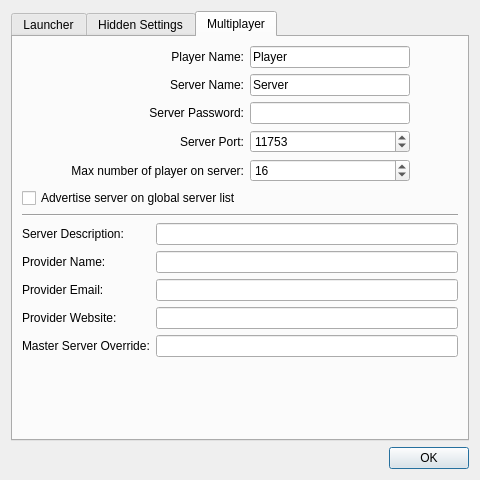
Before: the Qt Designer form configuration.ui in LRFLEW/OpenRCT2Launcher, drawn with Qt 5.
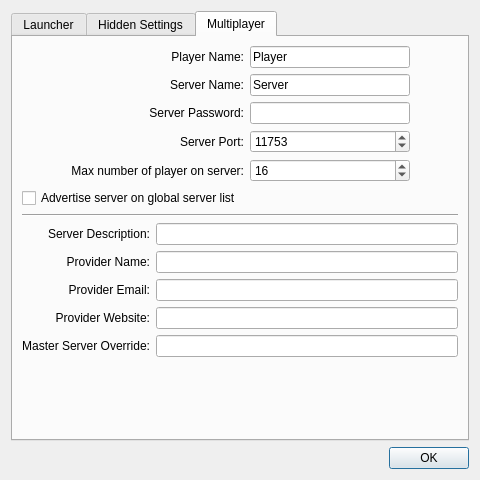
After: the same form once the commit is applied. The open tabs and pages were chosen to show the change.

Commit message: Align Provider Options to Right

What changed in the file:
```diff
--- a/configuration.ui
+++ b/configuration.ui
@@ -750,6 +750,9 @@
            <property name="text">
             <string>Server Description:</string>
            </property>
+           <property name="alignment">
+            <set>Qt::AlignRight|Qt::AlignTrailing|Qt::AlignVCenter</set>
+           </property>
           </widget>
          </item>
          <item row="0" column="1">
@@ -764,6 +767,9 @@
            <property name="text">
             <string>Provider Name:</string>
            </property>
+           <property name="alignment">
+            <set>Qt::AlignRight|Qt::AlignTrailing|Qt::AlignVCenter</set>
+           </property>
           </widget>
          </item>
          <item row="1" column="1">
@@ -778,6 +784,9 @@
            <property name="text">
             <string>Provider Email:</string>
            </property>
+           <property name="alignment">
+            <set>Qt::AlignRight|Qt::AlignTrailing|Qt::AlignVCenter</set>
+           </property>
           </widget>
          </item>
          <item row="2" column="1">
@@ -792,6 +801,9 @@
            <property name="text">
             <string>Provider Website:</string>
            </property>
+           <property name="alignment">
+            <set>Qt::AlignRight|Qt::AlignTrailing|Qt::AlignVCenter</set>
+           </property>
           </widget>
          </item>
          <item row="3" column="1">
@@ -806,6 +818,9 @@
            <property name="text">
             <string>Master Server Override:</string>
            </property>
+           <property name="alignment">
+            <set>Qt::AlignRight|Qt::AlignTrailing|Qt::AlignVCenter</set>
+           </property>
           </widget>
          </item>
          <item row="4" column="1">
```
